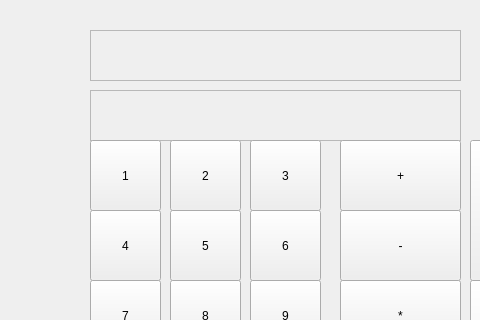
First picture: the form in calc_app/mainwindow.ui, repository ollaidh/cute-calculator, before the edit; both pictures show x 0 to 480 and y 0 to 320 of the 800 by 600 pixel window.
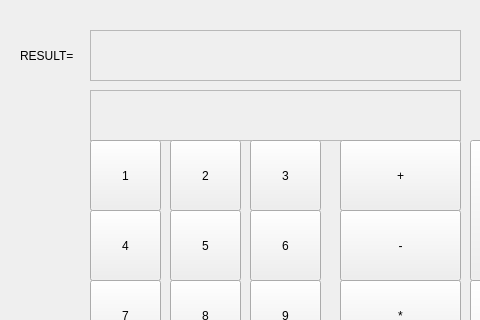
Second picture: the form after the edit.

Commit message: fixed '=' operator handling

```diff
--- a/calc_app/mainwindow.ui
+++ b/calc_app/mainwindow.ui
@@ -309,6 +309,19 @@
      <string>Back</string>
     </property>
    </widget>
+   <widget class="QLabel" name="label">
+    <property name="geometry">
+     <rect>
+      <x>20</x>
+      <y>45</y>
+      <width>71</width>
+      <height>21</height>
+     </rect>
+    </property>
+    <property name="text">
+     <string>RESULT=</string>
+    </property>
+   </widget>
    <zorder>frame</zorder>
    <zorder>frame_3</zorder>
    <zorder>onePushButton</zorder>
```
Left out of the diff: 1 changed line with no effect on the pictures. The commit also changes 2 other files.
